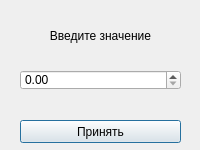
This is C++/test16/inputdialog.ui in ilya-uzun/Learning as Qt 5 draws it before an edit. The edited form follows.
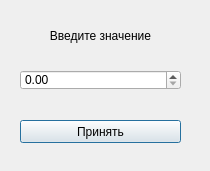
This is the edited form.

Patch:
```diff
--- a/C++/test16/inputdialog.ui
+++ b/C++/test16/inputdialog.ui
@@ -9,8 +9,8 @@
    <rect>
     <x>0</x>
     <y>0</y>
-    <width>200</width>
-    <height>150</height>
+    <width>210</width>
+    <height>171</height>
    </rect>
   </property>
   <property name="windowTitle">
```
Left out of the diff: 1 changed line with no effect on the pictures.
